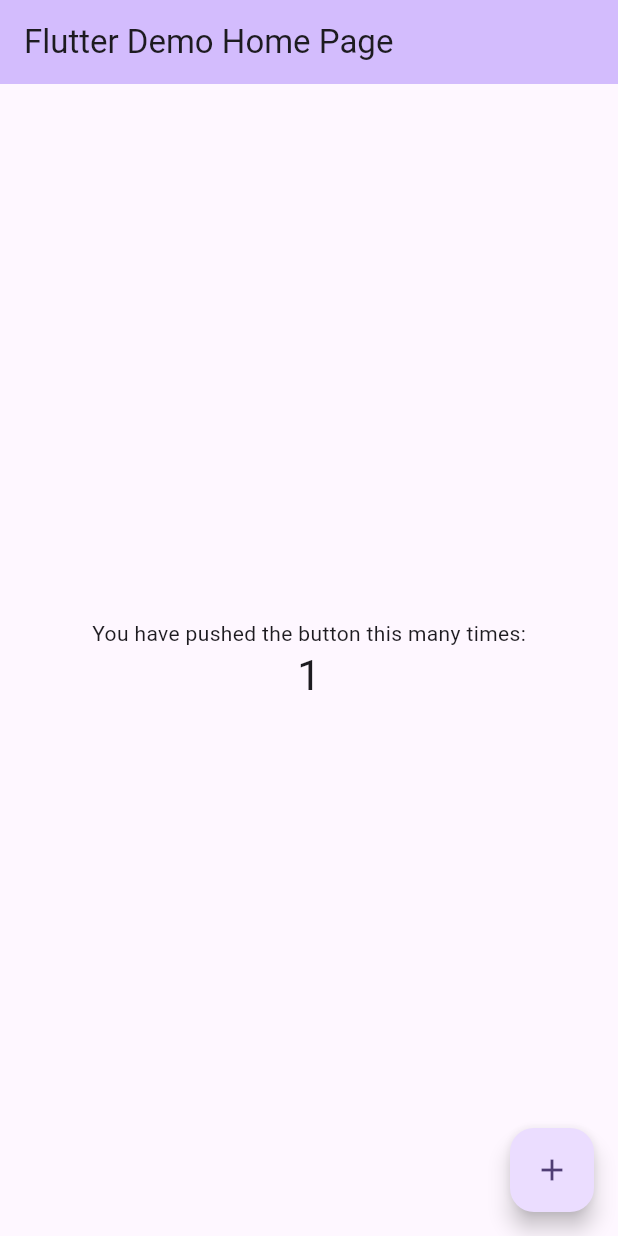
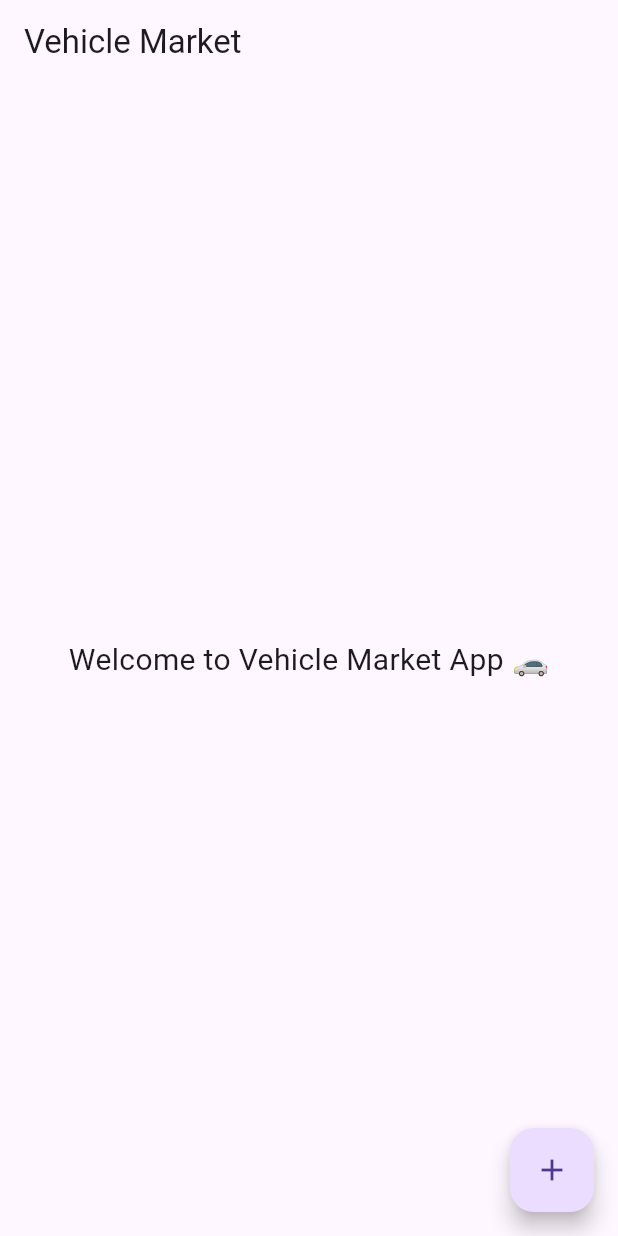
Before and after one commit to hiron98/vehicle_market, a Flutter app: the screen it shows after launch, after a tap on the "add" icon, on a phone screen of 412 x 824 dp. Run offline on Flutter 3.47's test engine with Material 3 defaults, Android fonts, the light colour scheme and no system bars.

Commit message:
Added homepage

```diff
--- a/lib/main.dart
+++ b/lib/main.dart
@@ -1,122 +1,41 @@
 import 'package:flutter/material.dart';
 
 void main() {
-  runApp(const MyApp());
+  runApp(const VehicleMarketApp());
 }
 
-class MyApp extends StatelessWidget {
-  const MyApp({super.key});
+class VehicleMarketApp extends StatelessWidget {
+  const VehicleMarketApp({super.key});
 
-  // This widget is the root of your application.
   @override
   Widget build(BuildContext context) {
     return MaterialApp(
-      title: 'Flutter Demo',
-      theme: ThemeData(
-        // This is the theme of your application.
-        //
-        // TRY THIS: Try running your application with "flutter run". You'll see
-        // the application has a purple toolbar. Then, without quitting the app,
-        // try changing the seedColor in the colorScheme below to Colors.green
-        // and then invoke "hot reload" (save your changes or press the "hot
-        // reload" button in a Flutter-supported IDE, or press "r" if you used
-        // the command line to start the app).
-        //
-        // Notice that the counter didn't reset back to zero; the application
-        // state is not lost during the reload. To reset the state, use hot
-        // restart instead.
-        //
-        // This works for code too, not just values: Most code changes can be
-        // tested with just a hot reload.
-        colorScheme: ColorScheme.fromSeed(seedColor: Colors.deepPurple),
-      ),
-      home: const MyHomePage(title: 'Flutter Demo Home Page'),
+      title: 'Vehicle Market',
+      theme: ThemeData(primarySwatch: Colors.blue),
+      home: const HomePage(),
     );
   }
 }
 
-class MyHomePage extends StatefulWidget {
-  const MyHomePage({super.key, required this.title});
-
-  // This widget is the home page of your application. It is stateful, meaning
-  // that it has a State object (defined below) that contains fields that affect
-  // how it looks.
-
-  // This class is the configuration for the state. It holds the values (in this
-  // case the title) provided by the parent (in this case the App widget) and
-  // used by the build method of the State. Fields in a Widget subclass are
-  // always marked "final".
-
-  final String title;
-
-  @override
-  State<MyHomePage> createState() => _MyHomePageState();
-}
-
-class _MyHomePageState extends State<MyHomePage> {
-  int _counter = 0;
-
-  void _incrementCounter() {
-    setState(() {
-      // This call to setState tells the Flutter framework that something has
-      // changed in this State, which causes it to rerun the build method below
-      // so that the display can reflect the updated values. If we changed
-      // _counter without calling setState(), then the build method would not be
-      // called again, and so nothing would appear to happen.
-      _counter++;
-    });
-  }
+class HomePage extends StatelessWidget {
+  const HomePage({super.key});
 
   @override
   Widget build(BuildContext context) {
-    // This method is rerun every time setState is called, for instance as done
-    // by the _incrementCounter method above.
-    //
-    // The Flutter framework has been optimized to make rerunning build methods
-    // fast, so that you can just rebuild anything that needs updating rather
-    // than having to individually change instances of widgets.
     return Scaffold(
-      appBar: AppBar(
-        // TRY THIS: Try changing the color here to a specific color (to
-        // Colors.amber, perhaps?) and trigger a hot reload to see the AppBar
-        // change color while the other colors stay the same.
-        backgroundColor: Theme.of(context).colorScheme.inversePrimary,
-        // Here we take the value from the MyHomePage object that was created by
-        // the App.build method, and use it to set our appbar title.
-        title: Text(widget.title),
-      ),
-      body: Center(
-        // Center is a layout widget. It takes a single child and positions it
-        // in the middle of the parent.
-        child: Column(
-          // Column is also a layout widget. It takes a list of children and
-          // arranges them vertically. By default, it sizes itself to fit its
-          // children horizontally, and tries to be as tall as its parent.
-          //
-          // Column has various properties to control how it sizes itself and
-          // how it positions its children. Here we use mainAxisAlignment to
-          // center the children vertically; the main axis here is the vertical
-          // axis because Columns are vertical (the cross axis would be
-          // horizontal).
-          //
-          // TRY THIS: Invoke "debug painting" (choose the "Toggle Debug Paint"
-          // action in the IDE, or press "p" in the console), to see the
-          // wireframe for each widget.
-          mainAxisAlignment: MainAxisAlignment.center,
-          children: <Widget>[
-            const Text('You have pushed the button this many times:'),
-            Text(
-              '$_counter',
-              style: Theme.of(context).textTheme.headlineMedium,
-            ),
-          ],
+      appBar: AppBar(title: const Text("Vehicle Market")),
+      body: const Center(
+        child: Text(
+          "Welcome to Vehicle Market App 🚗",
+          style: TextStyle(fontSize: 20),
         ),
       ),
       floatingActionButton: FloatingActionButton(
-        onPressed: _incrementCounter,
-        tooltip: 'Increment',
+        onPressed: () {
+          // Add new feature here later
+        },
         child: const Icon(Icons.add),
-      ), // This trailing comma makes auto-formatting nicer for build methods.
+      ),
     );
   }
 }
```
